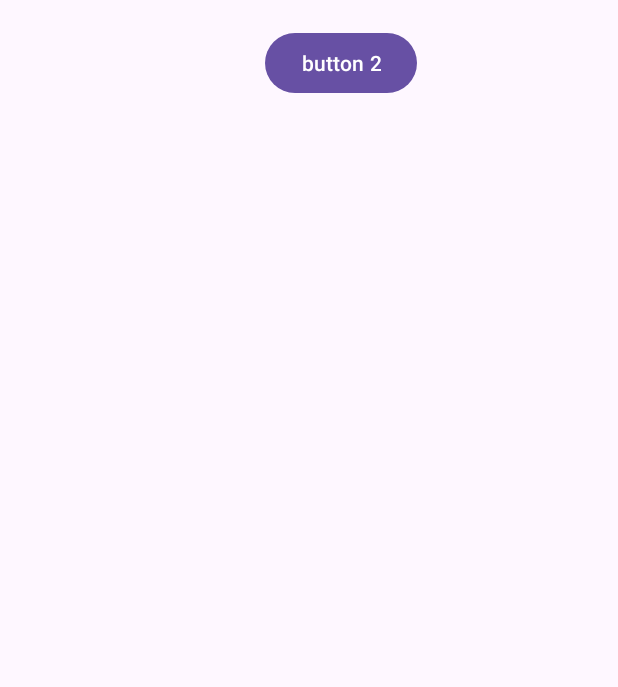
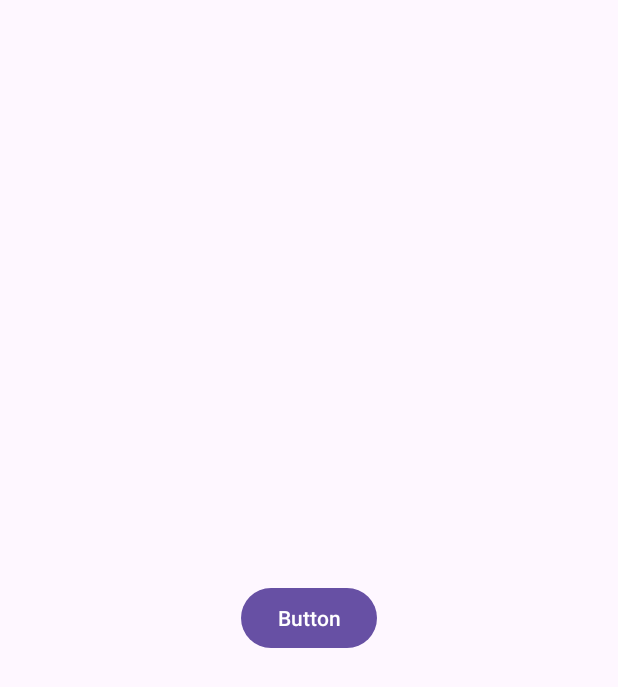
Before and after one commit to jakabeduard/Androidx, an Android app: the layout activity_splash_screen.xml on its own in the app's theme, with its tools: preview values and no code run, on a phone screen of 412 x 824 dp. Shown: the top 687 px of the screen. Run offline under Robolectric (Android 15) with nearby library versions, the phone set to English and light mode, and no system bars.

Commit message:
egy ket piros  resz van meg
databinding/ActivitySplashScreenBinding/MainActivity - piros meg

```diff
--- a/android-project/app/build.gradle.kts
+++ b/android-project/app/build.gradle.kts
@@ -38,7 +38,7 @@ dependencies {
     implementation("androidx.appcompat:appcompat:1.6.1")
     implementation("com.google.android.material:material:1.8.0")
     implementation("androidx.constraintlayout:constraintlayout:2.1.4")
-    implementation("androidx.activity:activity:1.8.0")
+    implementation("androidx.activity:activity:1.9.3")
     testImplementation("junit:junit:4.13.2")
     androidTestImplementation("androidx.test.ext:junit:1.1.5")
     androidTestImplementation("androidx.test.espresso:espresso-core:3.5.1")
--- a/android-project/app/src/main/AndroidManifest.xml
+++ b/android-project/app/src/main/AndroidManifest.xml
@@ -13,7 +13,7 @@
         android:theme="@style/Theme.RecipesApp"
         tools:targetApi="31">
         <activity
-            android:name=".activies.SpalshScreenActivity"
+            android:name=".activities.SplashScreenActivity"
             android:exported="true">
             <intent-filter>
                 <action android:name="android.intent.action.MAIN" />
@@ -27,7 +27,6 @@
             <intent-filter>
                 <action android:name="android.intent.action.MAIN" />
 
-
             </intent-filter>
         </activity>
     </application>
--- a/android-project/app/src/main/res/layout/activity_spalsh_screen.xml
+++ b/android-project/app/src/main/res/layout/activity_splash_screen.xml
@@ -5,19 +5,15 @@
     android:id="@+id/main"
     android:layout_width="match_parent"
     android:layout_height="match_parent"
-    tools:context=".activies.SpalshScreenActivity">
+    tools:context=".activities.SplashScreenActivity">
 
     <Button
-        android:id="@+id/button2"
+        android:id="@+id/button"
         android:layout_width="wrap_content"
         android:layout_height="wrap_content"
-        android:text="button 2"
+        android:text="Button"
         app:layout_constraintBottom_toBottomOf="parent"
         app:layout_constraintEnd_toEndOf="parent"
-        app:layout_constraintHorizontal_bias="0.568"
         app:layout_constraintStart_toStartOf="parent"
-        app:layout_constraintTop_toTopOf="parent"
-        app:layout_constraintVertical_bias="0.023" />
-
-
+        app:layout_constraintTop_toTopOf="parent" />
 </androidx.constraintlayout.widget.ConstraintLayout>
--- a/android-project/settings.gradle.kts
+++ b/android-project/settings.gradle.kts
@@ -4,12 +4,6 @@ pluginManagement {
         mavenCentral()
         gradlePluginPortal()
     }
-    plugins {
-        kotlin("jvm") version "1.9.22"
-    }
-}
-plugins {
-    id("org.gradle.toolchains.foojay-resolver-convention") version "0.8.0"
 }
 dependencyResolutionManagement {
     repositoriesMode.set(RepositoriesMode.FAIL_ON_PROJECT_REPOS)
```
Also changed, not shown: android-project/app/src/main/java/com/tasty/recipesapp/activies/SpalshScreenActivity.java (deleted, +0 -32 lines), android-project/app/src/main/java/com/tasty/recipesapp/activities/SplashScreenActivity.kt (added, +66 -0 lines), android-project/build.gradle.kts (+0 -8 lines), android-project/gradle/wrapper/gradle-wrapper.properties, 2 other files.
